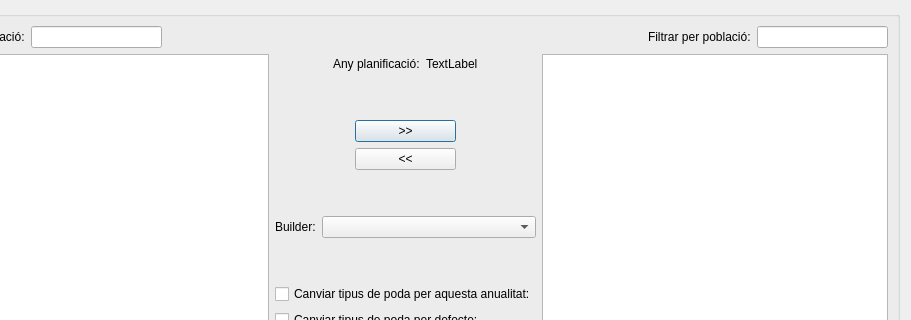
Old version of the form ui/tm/tree_selector.ui in the repository Giswater/giswater_qgis_plugin; both pictures show x 101 to 1012 and y 0 to 320 of the 1012 by 690 pixel window.
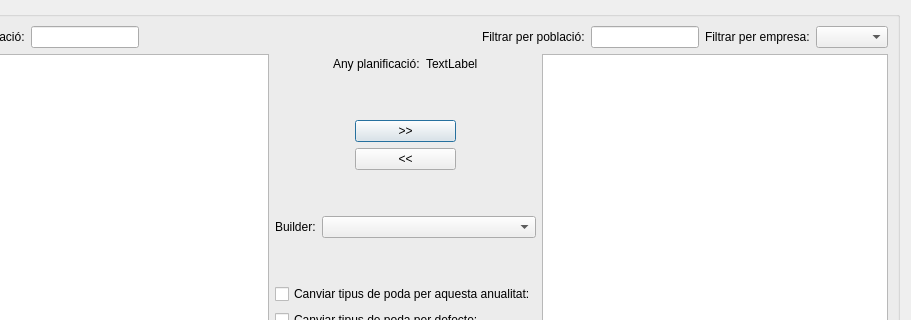
New version of the form.

Commit message: added filter builder

The edit to the form file:
```diff
--- a/ui/tm/tree_selector.ui
+++ b/ui/tm/tree_selector.ui
@@ -85,6 +85,16 @@
             <item>
              <widget class="QLineEdit" name="txt_selected_filter"/>
             </item>
+            <item>
+             <widget class="QLabel" name="lbl_builder">
+              <property name="text">
+               <string>Filtrar per empresa:</string>
+              </property>
+             </widget>
+            </item>
+            <item>
+             <widget class="QComboBox" name="cmb_filter_builder"/>
+            </item>
            </layout>
           </item>
          </layout>
```
The commit also changes 1 other file.
